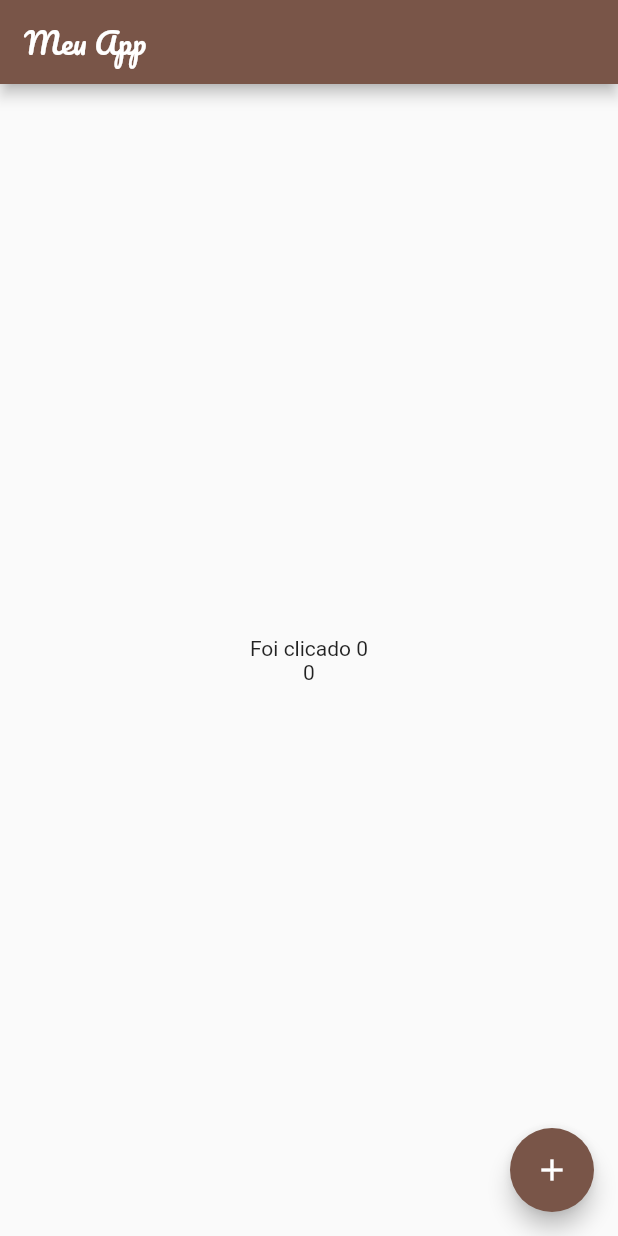
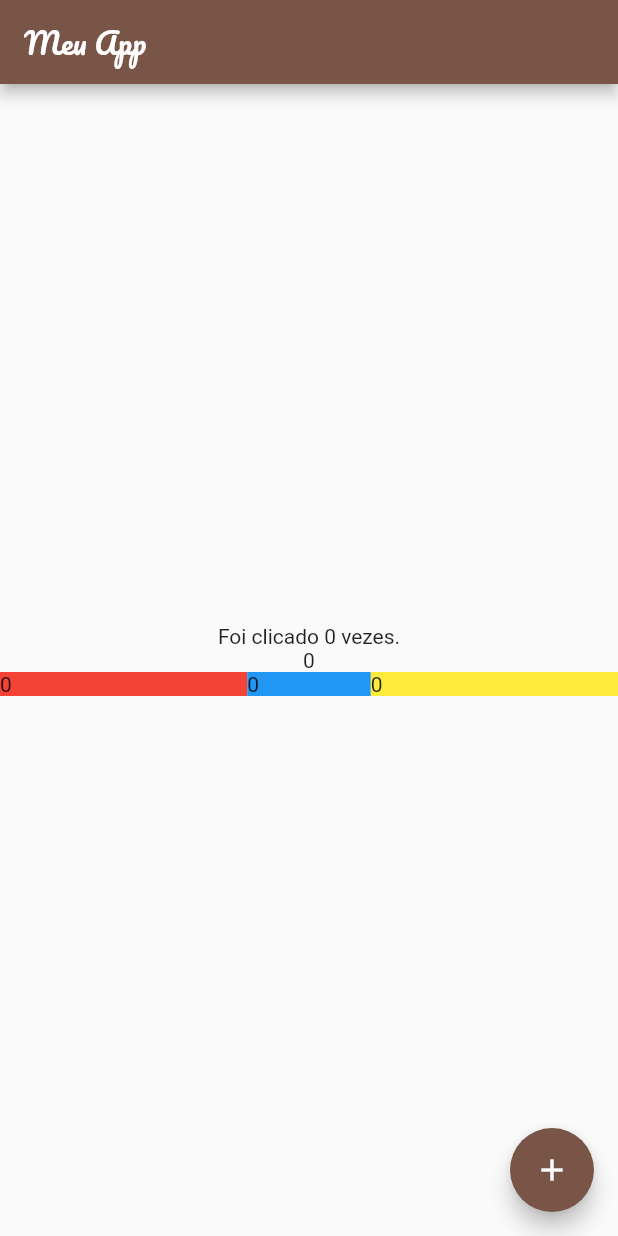
Before and after one commit to francovinicius/primeirosPassos, a Flutter app: the screen it shows after launch, on a phone screen of 412 x 824 dp. Run offline on Flutter 3.47's test engine with Material 2 defaults, Android fonts, the light colour scheme and no system bars; our stand-ins replace google_fonts.

Commit message:
trabalhando o expanded

```diff
--- a/lib/pages/home_page.dart
+++ b/lib/pages/home_page.dart
@@ -24,18 +24,50 @@ class _HomePageState extends State<HomePage> {
       ),
       ),
       body: Column(
+
+        // Horizontal
+        crossAxisAlignment: CrossAxisAlignment.center,
+        // Vertical
         mainAxisAlignment: MainAxisAlignment.center,
         children: [
-
           Center(
               child: Text (
-                  "Foi clicado $quantCliques"
+                  "Foi clicado $quantCliques vezes."
               )),
-
           Center(
               child: Text (
                   number.toString()
               )),
+          Row(
+            children: [
+              Expanded(
+                flex: 2,
+                child: Container(
+                  color: Colors.red,
+                  child: Text (
+                      number.toString()
+                  ),
+                ),
+              ),
+              Expanded(
+                child: Container(
+                  color: Colors.blue,
+                  child: Text (
+                      number.toString()
+                  ),
+                ),
+              ),
+              Expanded(
+                flex: 2,
+                child: Container(
+                  color: Colors.yellow,
+                  child: Text (
+                      number.toString()
+                  ),
+                ),
+              )
+            ],
+          )
         ],
       ),
       floatingActionButton: FloatingActionButton(
```
